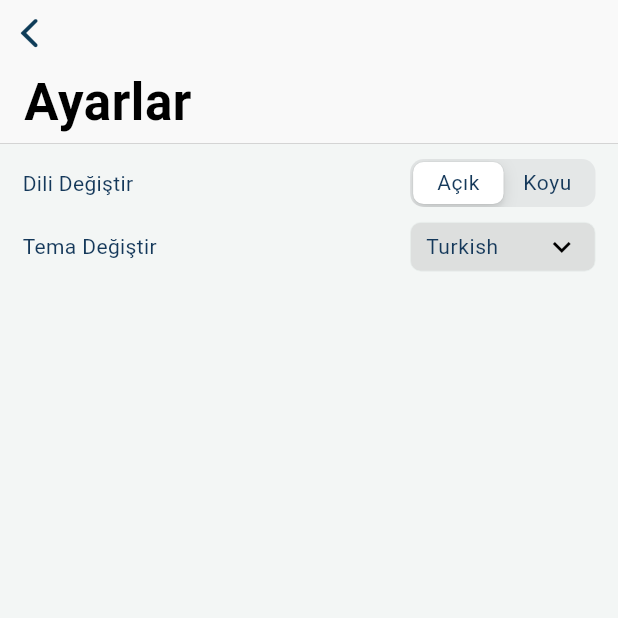
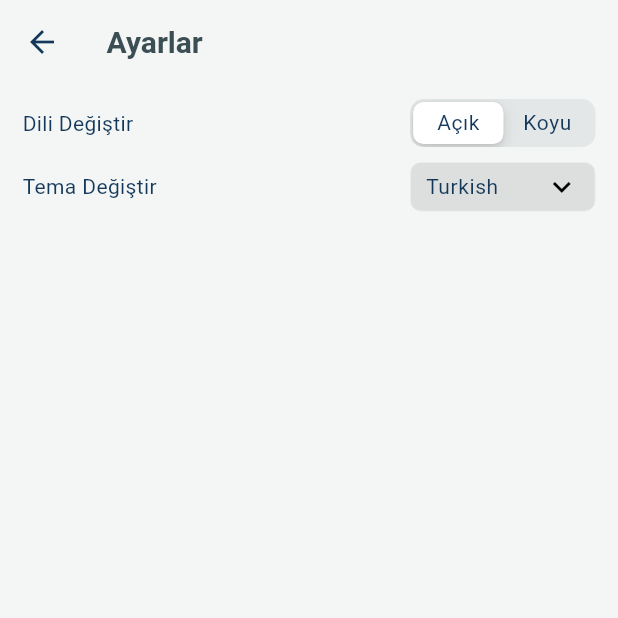
Before and after one commit to obenkucuk/catstagram, a Flutter app: the SettingsView screen opened directly, after a tap on "English", after a tap on "Turkish", on a phone screen of 412 x 824 dp, the top half of it. Run offline on Flutter 3.47's test engine with Material 2 defaults, Android fonts, the phone set to English and light mode, and no system bars; our stand-ins replace flutter_dotenv, get, go_router, isar, lottie; accounts and stored records are empty; generated files the repository leaves out were written again; Roboto replaces fonts that are missing (Ubuntu); statements that could not run were skipped.

Commit message:
home view posts list view added

```diff
--- a/lib/core/services/localization_service/localization_service.dart
+++ b/lib/core/services/localization_service/localization_service.dart
@@ -4,7 +4,6 @@ import '../../../constants/app_constants.dart';
 import '../../../constants/app_enums.dart';
 import '../../../theme/material_inherited.dart';
 import '../../logger.dart';
-import '../../router/router.dart';
 import '../storage_service/storage_service.dart';
 import 'package:flutter_gen/gen_l10n/app_localizations.dart';
 
--- a/lib/main/main_screen.dart
+++ b/lib/main/main_screen.dart
@@ -17,11 +17,14 @@ class MainScreenState extends State<MainScreen> {
   int _selectedIndex = 0;
   late final MyBottomBar? myBottomBar = MainScreen.myBottomBar;
 
+  bool isTabBarVisible = true;
   String _scaffoldMessage = '';
   bool isMessengerActive = false;
   Color _scaffoldColor = AppColorsX.error;
 
-//tabbar screens
+  hideTabBar(bool val) {
+    setState(() => isTabBarVisible = val);
+  }
 
   Future<void> showSnacbar(String? message, [ScaffoldMessengerType type = ScaffoldMessengerType.error]) async {
     if (type == ScaffoldMessengerType.success) {
@@ -54,19 +57,14 @@ class MainScreenState extends State<MainScreen> {
         bottomNavigationBar: Column(
           mainAxisSize: MainAxisSize.min,
           children: [
-            if (Platform.isAndroid && myBottomBar != null)
-              NavigationBar(
-                  backgroundColor: Theme.of(context).scaffoldBackgroundColor,
-                  onDestinationSelected: (int index) => setState(() => _selectedIndex = index),
-                  selectedIndex: _selectedIndex,
-                  destinations: myBottomBar!.elements
-                      .map((e) => NavigationDestination(
-                            icon: Icon(e.iconData),
-                            label: e.label,
-                          ))
-                      .toList())
-            else if (Platform.isIOS && myBottomBar != null)
-              CupertinoTabBar(
+            AnimatedSize(
+              duration: const Duration(seconds: 1),
+              child: SizedBox(
+                height: isTabBarVisible ? 80.0 : 0,
+                child: AnimatedOpacity(
+                  duration: const Duration(milliseconds: 400),
+                  opacity: isTabBarVisible ? 1 : 0,
+                  child: CupertinoTabBar(
                     backgroundColor: Theme.of(context).scaffoldBackgroundColor,
                     currentIndex: _selectedIndex,
                     onTap: (int index) => setState(() => _selectedIndex = index),
@@ -76,6 +74,9 @@ class MainScreenState extends State<MainScreen> {
                               label: e.label,
                             ))
                         .toList(),
+                  ),
+                ),
+              ),
             ),
             ColoredBox(
               color: _scaffoldColor,
@@ -113,7 +114,8 @@ class MainScreenInheritedWidget extends InheritedWidget {
 
   @override
   bool updateShouldNotify(covariant MainScreenInheritedWidget oldWidget) {
-    return state.isMessengerActive != oldWidget.state.isMessengerActive;
+    return state.isMessengerActive != oldWidget.state.isMessengerActive ||
+        state.isTabBarVisible != oldWidget.state.isTabBarVisible;
   }
 }
 
--- a/lib/ui/screens/main_screens/home_screen/view/home_view.dart
+++ b/lib/ui/screens/main_screens/home_screen/view/home_view.dart
@@ -1,12 +1,65 @@
-import 'package:catstagram/ui/screens/main_screens/home_screen/controller/home_controller.dart';
 import 'package:flutter/material.dart';
 import 'package:get/get.dart';
+import '../controller/home_controller.dart';
+import '../widget/single_post.dart';
 
 class HomeView extends GetView<HomeController> {
   const HomeView({super.key});
 
   @override
   Widget build(BuildContext context) {
-    return Container();
+    return Scaffold(
+      key: controller.scaffoldKey,
+      body: Obx(
+        () => CustomScrollView(
+          controller: controller.postScrollController,
+          slivers: [
+            SliverAppBar(
+              shape: const ContinuousRectangleBorder(side: BorderSide(color: Colors.black)),
+              backgroundColor: Colors.amberAccent,
+              floating: true,
+              leadingWidth: MediaQuery.of(context).size.width * .5,
+              actions: [
+                Padding(
+                  padding: const EdgeInsets.only(left: 10),
+                  child: Text(
+                    'Catstagram',
+                    style: Theme.of(context).appBarTheme.titleTextStyle,
+                  ),
+                ),
+                const Spacer(),
+                IconButton(
+                  onPressed: () {},
+                  icon: const Icon(Icons.favorite_border),
+                ),
+                IconButton(
+                  onPressed: () {},
+                  icon: const Icon(Icons.send),
+                ),
+              ],
+            ),
+
+            /// Post List
+            if (controller.dataPostList.isNotEmpty)
+              SliverList(
+                delegate: SliverChildBuilderDelegate(
+                  (context, index) {
+                    var itemCount = (controller.dataPostList.isEmpty ? 5 : controller.dataPostList.length) + 1;
+
+                    if (itemCount == index + 1) {
+                      return const Center(child: SizedBox(height: 100, child: CircularProgressIndicator.adaptive()));
+                    } else if (controller.dataPostList.isNotEmpty) {
+                      return SinglePost(catList: controller.dataPostList[index].data);
+                    } else {
+                      return const SinglePost();
+                    }
+                  },
+                  childCount: (controller.dataPostList.isEmpty ? 5 : controller.dataPostList.length) + 1,
+                ),
+              )
+          ],
+        ),
+      ),
+    );
   }
 }
--- a/lib/ui/screens/main_screens/search_screen/controller/search_controller.dart
+++ b/lib/ui/screens/main_screens/search_screen/controller/search_controller.dart
@@ -1,7 +1,4 @@
-import 'dart:ui';
-
 import 'package:flutter/material.dart';
-import 'package:flutter/services.dart';
 import 'package:get/state_manager.dart';
 import '../../../../../core/models/cats_from_tag_response_model.dart';
 import '../../../../../core/services/network_service/base_http_model.dart';
--- a/lib/ui/screens/main_screens/settings_screen/custom_dropdown/custom_dropdown.dart
+++ b/lib/ui/screens/main_screens/settings_screen/custom_dropdown/custom_dropdown.dart
@@ -2,6 +2,7 @@ import 'package:flutter/material.dart';
 import '../../../../../theme/text_styles.dart';
 import 'animated_dropdown.dart';
 
+//todo: taşınacak
 class CustomDropdown extends StatefulWidget {
   final Map<String, Widget> items;
   final Function(int) onSelected;
--- a/lib/ui/screens/main_screens/settings_screen/view/settings_view.dart
+++ b/lib/ui/screens/main_screens/settings_screen/view/settings_view.dart
@@ -12,17 +12,22 @@ class SettingsView extends GetView<SettingsController> {
   @override
   Widget build(BuildContext context) {
     return Scaffold(
+      appBar: AppBar(
+        title: Padding(
+          padding: const EdgeInsets.symmetric(horizontal: 15),
+          child: Text(appLocalization(context).settings),
+        ),
+        centerTitle: false,
+      ),
       key: controller.scaffoldKey,
       body: Obx(() {
         if (controller.loadingStatus.value != LoadingStatus.loaded) {
           return const Center(child: CircularProgressIndicator.adaptive());
         }
 
-        return NestedScrollView(
-            headerSliverBuilder: (context, innerBoxScroller) {
-              return [CupertinoSliverNavigationBar(largeTitle: Text(appLocalization(context).settings))];
-            },
-            body: Padding(
+        return ListView(
+          children: [
+            Padding(
               padding: const EdgeInsets.symmetric(horizontal: 15),
               child: Column(
                 crossAxisAlignment: CrossAxisAlignment.stretch,
@@ -61,7 +66,9 @@ class SettingsView extends GetView<SettingsController> {
                   )
                 ],
               ),
-            ));
+            )
+          ],
+        );
       }),
     );
   }
```
Also changed, not shown: lib/ui/screens/main_screens/home_screen/controller/home_controller.dart (+89 -1 lines), lib/ui/screens/main_screens/home_screen/widget/single_post.dart (added, +77 -0 lines), lib/ui/screens/main_screens/search_screen/view/search_view.dart (+19 -16 lines). Lines whose indentation alone changed are shown as unchanged.
